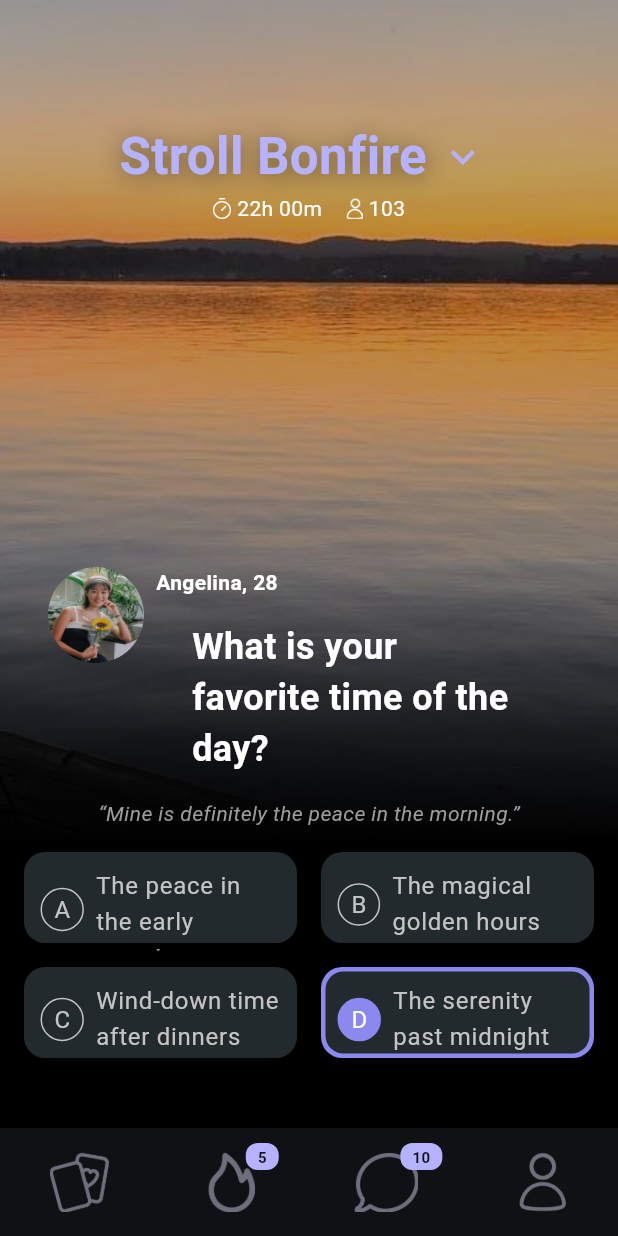
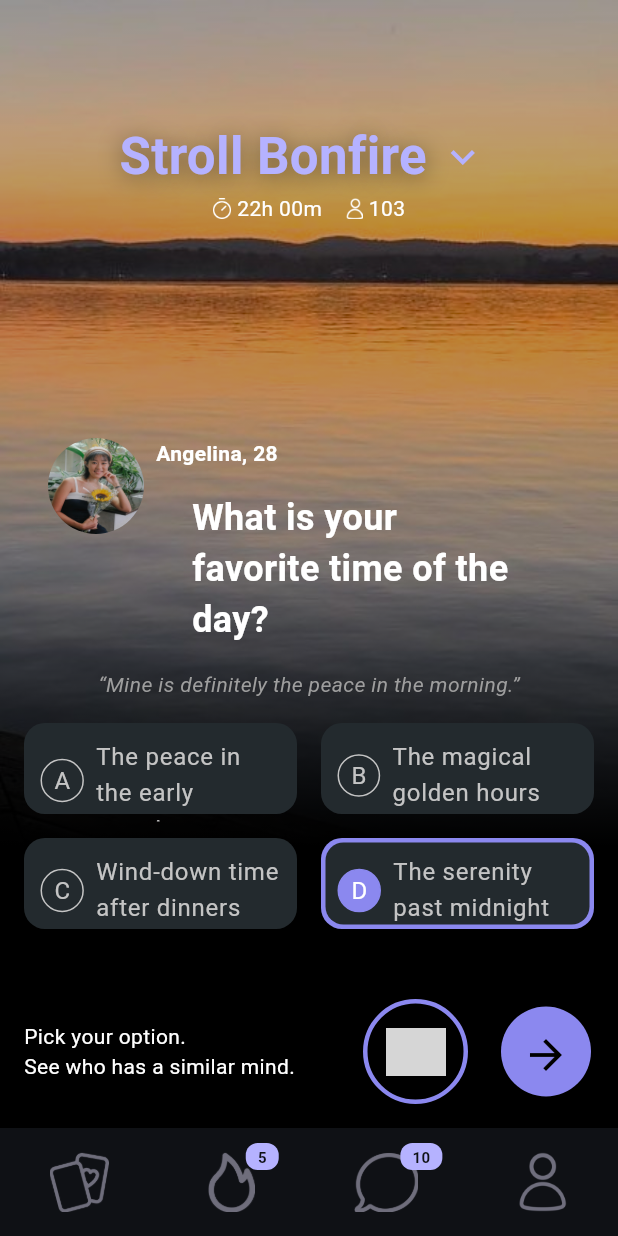
Before and after one commit to asheshpaul/stroll_task, a Flutter app: the screen it shows after launch, on a phone screen of 412 x 824 dp. Run offline on Flutter 3.47's test engine with Material 3 defaults, Android fonts, the phone set to English and light mode, and no system bars; grey boxes are pictures that could not be loaded.

Commit message:
footer action section added assets

```diff
--- a/lib/presentation/ui/molecules/round_bordered_action_button.dart
+++ b/lib/presentation/ui/molecules/round_bordered_action_button.dart
@@ -1,14 +1,26 @@
 import 'package:flutter/material.dart';
-import '../atoms/icon_atom.dart';
+
+import '../atoms/colors.dart';
 
 class RoundBorderedActionButton extends StatelessWidget {
   const RoundBorderedActionButton({super.key});
 
   @override
   Widget build(BuildContext context) {
-    return OutlinedButton(
-      onPressed: () {},
-      child: IconAtom(icon: Icons.mic),
+    return Container(
+      height: 70,
+      padding: EdgeInsets.all(16),
+      decoration: BoxDecoration(
+        shape: BoxShape.circle,
+        border: Border.all(
+          color: AppColors.primary,
+          width: 3.0,
+        ),
+      ),
+      child: Image(
+        image: AssetImage('assets/images/mic.png'),
+        height: 40,
+      ),
     );
   }
 }
--- a/lib/presentation/ui/molecules/round_filled_action_button.dart
+++ b/lib/presentation/ui/molecules/round_filled_action_button.dart
@@ -1,5 +1,6 @@
 import 'package:flutter/material.dart';
 
+import '../atoms/colors.dart';
 import '../atoms/icon_atom.dart';
 
 class RoundFilledActionButton extends StatelessWidget {
@@ -7,9 +8,18 @@ class RoundFilledActionButton extends StatelessWidget {
 
   @override
   Widget build(BuildContext context) {
-    return FilledButton(
-      onPressed: () {},
-      child: IconAtom(icon: Icons.arrow_forward),
+    return Container(
+      height: 60,
+      padding: EdgeInsets.all(16),
+      decoration: BoxDecoration(
+        color: AppColors.primary,
+        shape: BoxShape.circle,
+      ),
+      child: IconAtom(
+        icon: Icons.arrow_forward,
+        size: 32,
+        color: AppColors.black,
+      ),
     );
   }
 }
--- a/lib/presentation/ui/organisms/action_footer_section.dart
+++ b/lib/presentation/ui/organisms/action_footer_section.dart
@@ -1,10 +1,28 @@
 import 'package:flutter/material.dart';
 
+import '../atoms/texts/instruction_text.dart';
+import '../molecules/round_bordered_action_button.dart';
+import '../molecules/round_filled_action_button.dart';
+
 class ActionFooterSection extends StatelessWidget {
-  const ActionFooterSection({super.key});
+  final String text;
+
+  const ActionFooterSection({super.key, required this.text});
 
   @override
   Widget build(BuildContext context) {
-    return const Placeholder();
+    return Padding(
+      padding: const EdgeInsets.symmetric(horizontal: 16).copyWith(bottom: 16),
+      child: Row(
+        children: [
+          InstructionText(text: text),
+          Spacer(),
+          RoundBorderedActionButton(
+          ),
+          SizedBox(width: 16),
+          RoundFilledActionButton()
+        ],
+      ),
+    );
   }
 }
--- a/lib/presentation/ui/pages/option_selection_page.dart
+++ b/lib/presentation/ui/pages/option_selection_page.dart
@@ -30,6 +30,9 @@ class OptionSelectionPage extends StatelessWidget {
       'D': 'The serenity past midnight',
     };
 
+    final String actionInstruction =
+        'Pick your option.\nSee who has a similar mind.';
+
     return Scaffold(
       body: OptionSelectionTemplate(
         bgImagePath: 'assets/images/background.jpeg',
@@ -43,6 +46,7 @@ class OptionSelectionPage extends StatelessWidget {
         questionText: 'What is your favorite time of the day?',
         answerText: '“Mine is definitely the peace in the morning.”',
         questions: questions,
+        actionInstruction: actionInstruction,
       ),
       bottomNavigationBar: BottomNavbarSection(
         iconPaths: iconPaths,
--- a/lib/presentation/ui/templates/option_selection_template.dart
+++ b/lib/presentation/ui/templates/option_selection_template.dart
@@ -1,6 +1,8 @@
 import 'package:flutter/material.dart';
-import 'package:stroll_task/presentation/ui/organisms/header_section.dart';
+
+import '../organisms/action_footer_section.dart';
 import '../organisms/base_content_section.dart';
+import '../organisms/header_section.dart';
 import '../organisms/option_selection_section.dart';
 import '../organisms/profile_with_question_section.dart';
 
@@ -14,7 +16,8 @@ class OptionSelectionTemplate extends StatelessWidget {
       profileIconPath,
       nameAgeText,
       questionText,
-      answerText;
+      answerText,
+      actionInstruction;
   final Map<String, String> questions;
 
   const OptionSelectionTemplate({
@@ -30,6 +33,7 @@ class OptionSelectionTemplate extends StatelessWidget {
     required this.questionText,
     required this.answerText,
     required this.questions,
+    required this.actionInstruction,
   });
 
   @override
@@ -53,6 +57,7 @@ class OptionSelectionTemplate extends StatelessWidget {
           answerText: answerText,
         ),
         OptionSelectionSection(questions: questions),
+        ActionFooterSection(text: actionInstruction),
       ],
     );
   }
```
